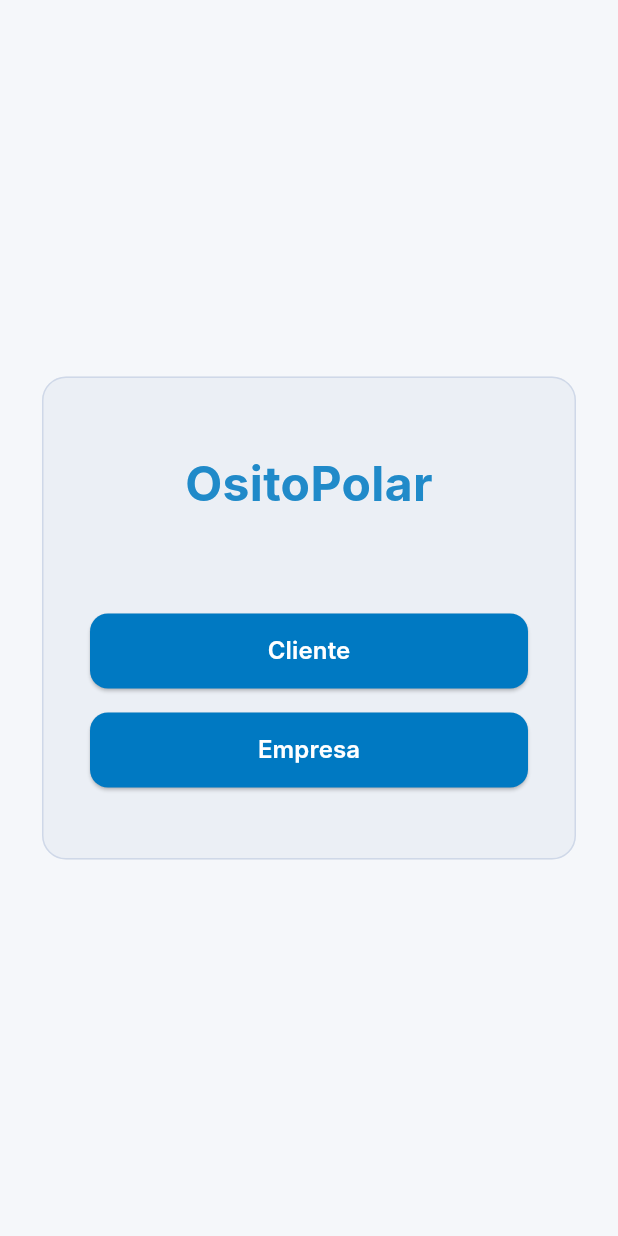
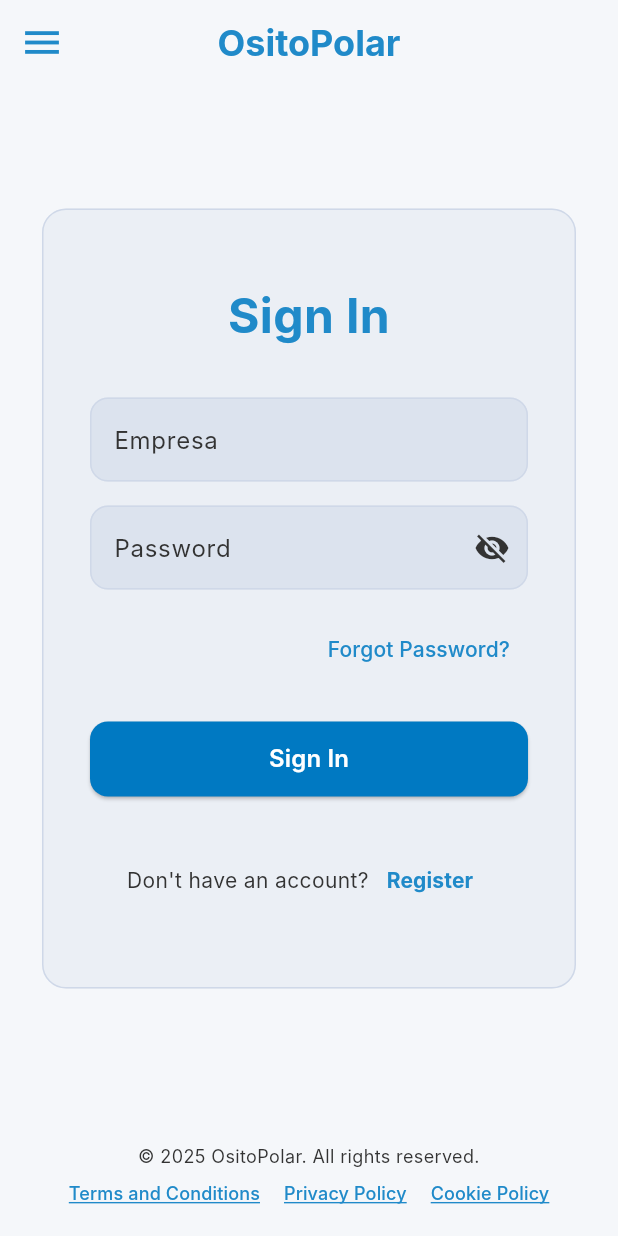
Before and after one commit to Equipo4-Aplicaciones-Moviles/OsitoPolar-Provider, a Flutter app: the screen it shows after launch, after a tap on "Empresa", on a phone screen of 412 x 824 dp. Run offline on Flutter 3.47's test engine with Material 3 defaults, Android fonts, the phone set to English and light mode, and no system bars; Roboto replaces fonts that are missing (Inter).

Commit message:
feat: add provider login and register

```diff
--- /dev/null
+++ b/lib/feature/authentication/presentation/pages/ProviderLoginPage.dart
@@ -0,0 +1,260 @@
+import 'package:flutter/material.dart';
+import '../../../../core/theme/app_colors.dart';
+import '../../../../core/ui/widgets/OsitoPolarFooter.dart';
+import '../../../../core/ui/widgets/OsitoPolarTopBar.dart';
+
+/// Pantalla de Login para Providers (Empresas).
+class ProviderLoginPage extends StatefulWidget {
+  // Callbacks para la navegación
+  final Function(String businessName, String password) onLoginClicked;
+  final VoidCallback onRegisterClicked;
+  final VoidCallback onForgotPasswordClicked;
+
+  const ProviderLoginPage({
+    super.key,
+    required this.onLoginClicked,
+    required this.onRegisterClicked,
+    required this.onForgotPasswordClicked,
+  });
+
+  @override
+  State<ProviderLoginPage> createState() => _ProviderLoginPageState();
+}
+
+class _ProviderLoginPageState extends State<ProviderLoginPage> {
+  // Controladores para leer el texto de los campos
+  final _businessNameController = TextEditingController();
+  final _passwordController = TextEditingController();
+  bool _obscureText = true;
+
+  @override
+  void dispose() {
+    _businessNameController.dispose();
+    _passwordController.dispose();
+    super.dispose();
+  }
+
+  @override
+  Widget build(BuildContext context) {
+    return Scaffold(
+      backgroundColor: AppColors.backgroundLight,
+      appBar: OsitoPolarTopBar(
+        onMenuClicked: () {
+          // TODO: Implementar lógica del drawer
+        },
+      ),
+      bottomNavigationBar: const OsitoPolarFooter(),
+      body: SafeArea(
+        child: Center(
+          child: SingleChildScrollView(
+            child: Padding(
+              padding: const EdgeInsets.all(24.0),
+              child: Card(
+                elevation: 0,
+                color: AppColors.cardBackground,
+                shape: RoundedRectangleBorder(
+                  borderRadius: BorderRadius.circular(16.0),
+                  side: const BorderSide(
+                    color: AppColors.cardBorder,
+                    width: 1,
+                  ),
+                ),
+                child: Padding(
+                  padding: const EdgeInsets.symmetric(
+                      horizontal: 32.0, vertical: 48.0),
+                  child: Column(
+                    mainAxisSize: MainAxisSize.min,
+                    crossAxisAlignment: CrossAxisAlignment.stretch,
+                    children: [
+                      Text(
+                        'Sign In',
+                        textAlign: TextAlign.center,
+                        style: TextStyle(
+                          color: AppColors.title,
+                          fontWeight: FontWeight.bold,
+                          fontSize: 32,
+                          fontFamily: 'Inter',
+                        ),
+                      ),
+                      const SizedBox(height: 32.0),
+
+                      // --- CAMPO "EMPRESA" ---
+                      _buildTextField(
+                        controller: _businessNameController,
+                        labelText: 'Empresa',
+                        keyboardType: TextInputType.text,
+                      ),
+                      const SizedBox(height: 16.0),
+
+                      // --- CAMPO "PASSWORD" ---
+                      _buildPasswordField(),
+                      const SizedBox(height: 16.0),
+
+                      Align(
+                        alignment: Alignment.centerRight,
+                        child: TextButton(
+                          onPressed: widget.onForgotPasswordClicked,
+                          child: const Text(
+                            'Forgot Password?',
+                            style: TextStyle(
+                              color: AppColors.textLink,
+                              fontFamily: 'Inter',
+                            ),
+                          ),
+                        ),
+                      ),
+                      const SizedBox(height: 24.0),
+
+                      // --- BOTÓN "SIGN IN" ---
+                      ElevatedButton(
+                        onPressed: () {
+                          widget.onLoginClicked(
+                            _businessNameController.text,
+                            _passwordController.text,
+                          );
+                        },
+                        style: ElevatedButton.styleFrom(
+                          backgroundColor: AppColors.primaryButton,
+                          foregroundColor: AppColors.buttonLabel,
+                          minimumSize: const Size(double.infinity, 50),
+                          shape: RoundedRectangleBorder(
+                            borderRadius: BorderRadius.circular(12.0),
+                          ),
+                        ),
+                        child: const Text(
+                          'Sign In',
+                          style: TextStyle(
+                            fontFamily: 'Inter',
+                            fontWeight: FontWeight.w600,
+                            fontSize: 16,
+                          ),
+                        ),
+                      ),
+                      const SizedBox(height: 32.0),
+
+                      // --- ENLACE A REGISTRO ---
+                      Row(
+                        mainAxisAlignment: MainAxisAlignment.center,
+                        children: [
+                          const Text(
+                            "Don't have an account?",
+                            style: TextStyle(
+                              color: AppColors.textColor,
+                              fontFamily: 'Inter',
+                            ),
+                          ),
+                          TextButton(
+                            onPressed: widget.onRegisterClicked,
+                            child: const Text(
+                              'Register',
+                              style: TextStyle(
+                                color: AppColors.textLink,
+                                fontWeight: FontWeight.bold,
+                                fontFamily: 'Inter',
+                              ),
+                            ),
+                          ),
+                        ],
+                      )
+                    ],
+                  ),
+                ),
+              ),
+            ),
+          ),
+        ),
+      ),
+    );
+  }
+
+  /// Helper para campos de texto
+  Widget _buildTextField({
+    required TextEditingController controller,
+    required String labelText,
+    required TextInputType keyboardType,
+  }) {
+    return TextField(
+      controller: controller,
+      decoration: InputDecoration(
+        labelText: labelText,
+        filled: true,
+        fillColor: AppColors.textFieldBackground,
+        border: OutlineInputBorder(
+          borderRadius: BorderRadius.circular(12.0),
+          borderSide: const BorderSide(
+            color: AppColors.textFieldBorder,
+            width: 1,
+          ),
+        ),
+        enabledBorder: OutlineInputBorder(
+          borderRadius: BorderRadius.circular(12.0),
+          borderSide: const BorderSide(
+            color: AppColors.textFieldBorder,
+            width: 1,
+          ),
+        ),
+        focusedBorder: OutlineInputBorder(
+          borderRadius: BorderRadius.circular(12.0),
+          borderSide: const BorderSide(
+            color: AppColors.primaryButton,
+            width: 2,
+          ),
+        ),
+        labelStyle: const TextStyle(
+          color: AppColors.textColor,
+          fontFamily: 'Inter',
+        ),
+      ),
+      keyboardType: keyboardType,
+    );
+  }
+
+  /// Helper para el campo de Password
+  Widget _buildPasswordField() {
+    return TextField(
+      controller: _passwordController,
+      obscureText: _obscureText,
+      decoration: InputDecoration(
+        labelText: 'Password',
+        filled: true,
+        fillColor: AppColors.textFieldBackground,
+        border: OutlineInputBorder(
+          borderRadius: BorderRadius.circular(12.0),
+          borderSide: const BorderSide(
+            color: AppColors.textFieldBorder,
+            width: 1,
+          ),
+        ),
+        enabledBorder: OutlineInputBorder(
+          borderRadius: BorderRadius.circular(12.0),
+          borderSide: const BorderSide(
+            color: AppColors.textFieldBorder,
+            width: 1,
+          ),
+        ),
+        focusedBorder: OutlineInputBorder(
+          borderRadius: BorderRadius.circular(12.0),
+          borderSide: const BorderSide(
+            color: AppColors.primaryButton,
+            width: 2,
+          ),
+        ),
+        labelStyle: const TextStyle(
+          color: AppColors.textColor,
+          fontFamily: 'Inter',
+        ),
+        suffixIcon: IconButton(
+          icon: Icon(
+            _obscureText ? Icons.visibility_off : Icons.visibility,
+            color: AppColors.textColor,
+          ),
+          onPressed: () {
+            setState(() {
+              _obscureText = !_obscureText;
+            });
+          },
+        ),
+      ),
+    );
+  }
+}
--- a/lib/main.dart
+++ b/lib/main.dart
@@ -4,6 +4,9 @@
 import 'package:osito_polar_app/feature/authentication/presentation/pages/SelectProfilePage.dart';
 import 'package:osito_polar_app/feature/authentication/presentation/pages/ClientLoginPage.dart';
 import 'package:osito_polar_app/feature/authentication/presentation/pages/ClientRegisterPage.dart';
+
+import 'feature/authentication/presentation/pages/ProviderLoginPage.dart';
+import 'feature/authentication/presentation/pages/ProviderRegisterPage.dart';
 // TODO: Importa las pantallas de Provider cuando las tengas
 // import 'package:osito_polar_app/features/authentication/presentation/pages/provider_login_page.dart';
 
@@ -50,7 +53,7 @@
           onProviderClicked: () {
             // TODO: Navegar a '/provider_login' cuando exista
             // Por ahora, navega a la de cliente como ejemplo
-            // Navigator.pushNamed(context, '/provider_login');
+            Navigator.pushNamed(context, '/provider_login');
           },
         ),
 
@@ -85,6 +88,37 @@
         ),
 
         // TODO: Añadir las rutas para Provider
+
+        // --- RUTAS DE AUTENTICACIÓN DE Provider ---
+        '/provider_login': (context) => ProviderLoginPage(
+          onLoginClicked: (username, password) {
+            // TODO: Aquí va tu lógica de Login (Provider/ViewModel)
+            // Si el login es exitoso, navegas al Home del cliente
+            // Navigator.pushReplacementNamed(context, '/client_home');
+          },
+          onRegisterClicked: () {
+            // Navega a la pantalla de registro
+            Navigator.pushNamed(context, '/client_register');
+          },
+          onForgotPasswordClicked: () {
+            // TODO: Navegar a la pantalla de 'forgot_password'
+          },
+        ),
+
+        '/provider_register': (context) => ProviderRegisterPage(
+          onSignUpClicked: (businessName,username, password) {
+            // TODO: Aquí va tu lógica de Registro (Provider/ViewModel)
+            // Después de registrarse, volvemos a la pantalla de Login
+            Navigator.pop(context);
+
+            // Opcional: puedes mostrar un SnackBar de "Registro exitoso"
+          },
+          onSignInClicked: () {
+            // Si ya tiene cuenta, vuelve a la pantalla anterior (Login)
+            Navigator.pop(context);
+          },
+        ),
+
         // '/provider_login': (context) => ...
         // '/provider_register': (context) => ...
       },
```
Also changed, not shown: lib/feature/authentication/presentation/pages/ProviderRegisterPage.dart (added, +288 -0 lines).
